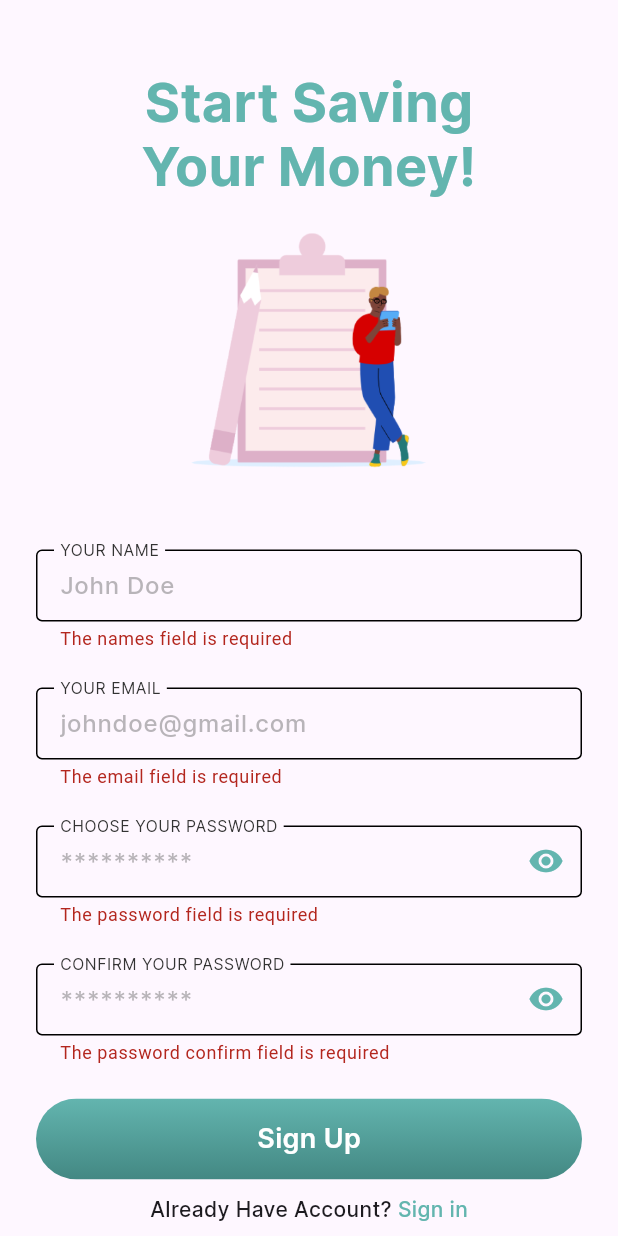
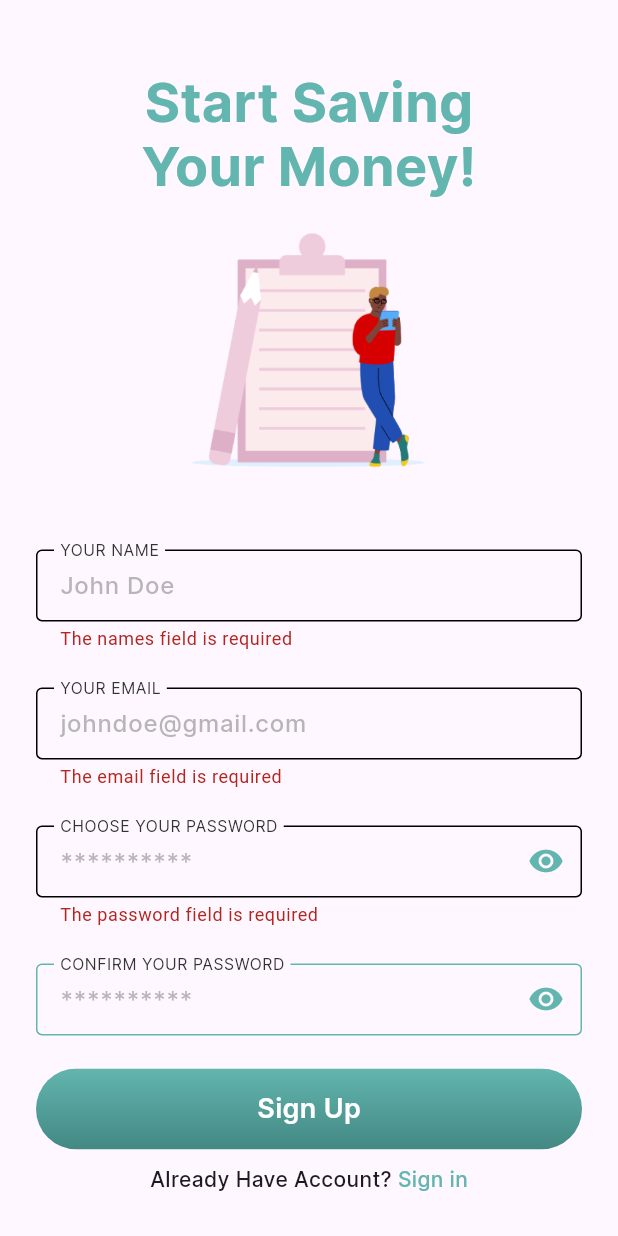
Before and after one commit to lucaseduardocrp/finance_app_flutter, a Flutter app: the screen it shows after launch, after a tap on "Sign Up", on a phone screen of 412 x 824 dp. Run offline on Flutter 3.47's test engine with Material 3 defaults, Android fonts, the phone set to English and light mode, and no system bars.

Commit message:
refactor: utils validator for form fields

```diff
--- a/lib/common/utils/validator.dart
+++ b/lib/common/utils/validator.dart
@@ -1,51 +1,49 @@
 class Validator {
   Validator._();
 
-  static String? validatedName(String? value){
-    final condition = RegExp(r"^[a-zA-ZÀ-ÿ\'\s]+$");
-
-    if(value != null && value.isEmpty){
+  static String? validatedName(String? name){
+    if(name != null && name.isEmpty){
       return 'The names field is required';
-    }
-
-    if(value != null && condition.hasMatch(value)){
-      return 'This name is invalid. Please enter another name!';
     }
 
     return null;
   }
 
-  static String? validatedEmail(String? value){
-    final condition = RegExp(r"^[a-zA-Z0-9._%+-]+@[a-zA-Z0-9.-]+\.[a-zA-Z]{2,}$");
+  static String? validatedEmail(String? email){
+    final condition = RegExp(
+      r"[a-z0-9!#$%&'*+/=?^_`{|}~-]+(?:\.[a-z0-9!#$%&'*+/=?^_`{|}~-]+)*@(?:[a-z0-9](?:[a-z0-9-]*[a-z0-9])?\.)+[a-z0-9](?:[a-z0-9-]*[a-z0-9])?"
+    );
 
-    if(value != null && value.isEmpty){
+    if(email != null && email.isEmpty){
       return 'The email field is required';
     }
 
-    if(value != null && condition.hasMatch(value)){
+    if(email != null && !condition.hasMatch(email)){
       return 'This Email is invalid. Please enter another email!';
     }
     return null;
   }
 
-  static String? validatedPassword(String? value){
-    final condition = RegExp(r"^(?=.*[a-z])(?=.*[A-Z])(?=.*\d)(?=.*[\W_])[a-zA-Z\d\W_]{8,}$");
+  static String? validatedPassword(String? password){
+    final condition = RegExp(r"^(?=.*\d)(?=.*[a-z])(?=.*[A-Z])(?=.*[a-zA-Z]).{8,}$");
 
-    if(value != null && value.isEmpty){
+    if(password != null && password.isEmpty){
       return 'The password field is required';
     }
 
-    if(value != null && condition.hasMatch(value)){
+    if(password != null && !condition.hasMatch(password)){
       return 'This password is invalid. Is necessary 8 characters and includes a uppercase letter, lowercase letter and a especial char!';
     }
 
     return null;
   }
 
-  static String? validatedConfirmPassword(String? value){
-    if(value != null && value.isEmpty){
-      return 'The password confirm field is required';
+  static String? validatedConfirmPassword(String? password, String? comparePassword){
+
+    if(password != comparePassword){
+      return 'The passwords is different. Please, correct the your password!';
     }
+
     return null;
   }
 }
--- a/lib/common/widgets/custom_password_form_field.dart
+++ b/lib/common/widgets/custom_password_form_field.dart
@@ -74,6 +74,8 @@ class _CustomPasswordFormFieldState extends State<CustomPasswordFormField>{
         style: const TextStyle(height: 1.0),
         decoration: InputDecoration(
           helperText: _helperText,
+          helperMaxLines: 2,
+          errorMaxLines: 2,
           suffixIcon: InkWell(
             onTap: (){
               setState(() {
--- a/lib/features/sign_up/sign_up_page.dart
+++ b/lib/features/sign_up/sign_up_page.dart
@@ -18,6 +18,7 @@ class SignUpPage extends StatefulWidget {
 class _SignUpPageState extends State<SignUpPage> {
 
   final _formKey = GlobalKey<FormState>();
+  final _passwordController = TextEditingController();
 
   @override
   Widget build(BuildContext context){
@@ -70,17 +71,21 @@ class _SignUpPageState extends State<SignUpPage> {
                   hintText: 'johndoe@gmail.com',
                   textInputType: TextInputType.emailAddress,
                   textInputAction: TextInputAction.next,
-                   validator: Validator.validatedEmail,
+                  validator: Validator.validatedEmail,
                 ),
-                const CustomPasswordFormField(
+                CustomPasswordFormField(
+                  controller: _passwordController,
                   hintText: '**********',
                   labelText: 'Choose your password',
+                  helperText: 'Must have at least 8 characters, 1 capital letter and 1 number.',
                   validator: Validator.validatedPassword,
                 ),
-                const CustomPasswordFormField(
+                CustomPasswordFormField(
                   hintText: '**********',
                   labelText: 'Confirm your password',
-                  validator: Validator.validatedConfirmPassword,
+                  validator: (password) {
+                    return Validator.validatedConfirmPassword(password, _passwordController.text);
+                  }
                 ),
               ],
             )
```
